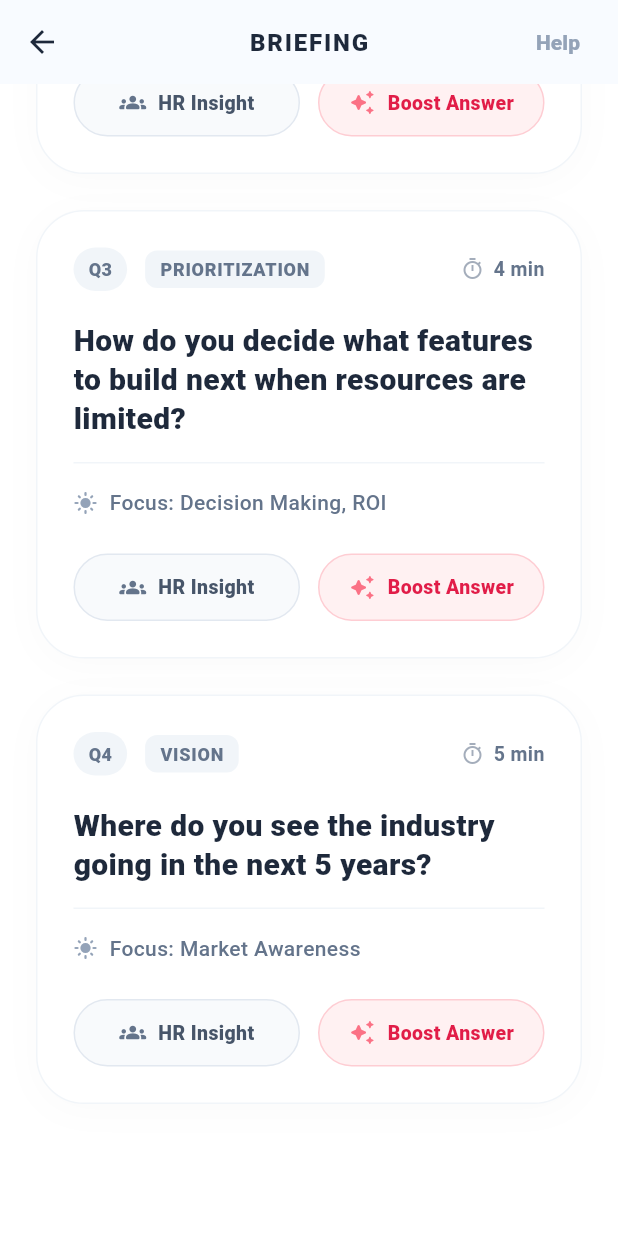
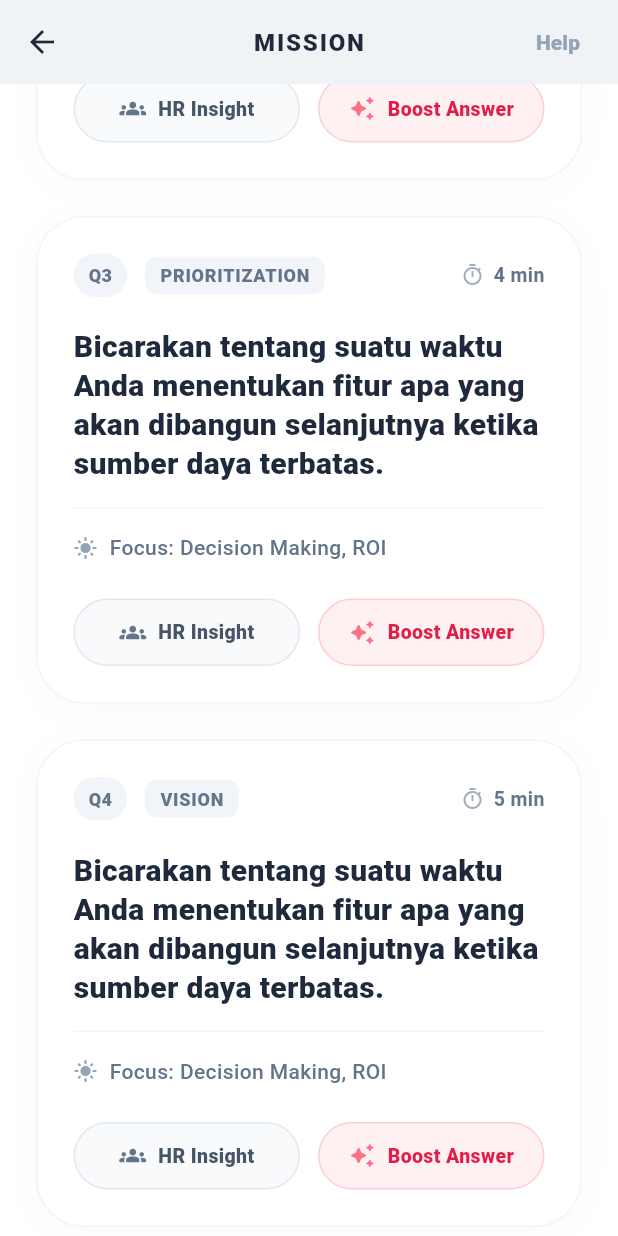
Before and after one commit to BacotAI/bacot-ai-mobile, a Flutter app: the MissionBriefingPage screen opened by its route, scrolled down 753 dp, on a phone screen of 412 x 824 dp. Run offline on Flutter 3.47's test engine with Material 3 defaults, Android fonts, the phone set to English and light mode, and no system bars; our stand-ins replace animated_text_kit, auto_route, cached_network_image, camera, confetti, dio and 11 more; missing offline and left inert: audio_waveforms, ffmpeg_kit_flutter_new, google_mlkit_commons, google_mlkit_face_detection, google_mlkit_image_labeling, google_mlkit_object_detection and 3 more; accounts and stored records are empty; network calls fail.

Commit message:
feat: Implement briefing question settings and localize mission briefing content and UI.

```diff
--- a/lib/app/router/app_router.dart
+++ b/lib/app/router/app_router.dart
@@ -6,6 +6,9 @@ import 'package:smart_interview_ai/app/router/auth_guard.dart';
 class AppRouter extends RootStackRouter {
   final AuthGuard authGuard;
   AppRouter(this.authGuard);
+
+  @override
+  RouteType get defaultRouteType => const RouteType.cupertino();
 
   @override
   List<AutoRoute> get routes => [
--- a/lib/features/pre_interview/presentation/pages/mission_briefing_page.dart
+++ b/lib/features/pre_interview/presentation/pages/mission_briefing_page.dart
@@ -1,5 +1,6 @@
 import 'package:auto_route/auto_route.dart';
 import 'package:flutter/material.dart';
+import 'package:smart_interview_ai/core/utils/sizes.dart';
 import '../widgets/mission_question_card.dart';
 import '../widgets/mission_help_bottom_sheet.dart';
 
@@ -19,7 +20,7 @@ class MissionBriefingPage extends StatelessWidget {
           onPressed: () => context.router.back(),
         ),
         title: const Text(
-          'BRIEFING',
+          'MISSION',
           style: TextStyle(
             color: Color(0xFF1E293B),
             fontWeight: FontWeight.w900,
@@ -48,41 +49,8 @@ class MissionBriefingPage extends StatelessWidget {
         child: Column(
           crossAxisAlignment: CrossAxisAlignment.start,
           children: [
-            Row(
-              children: [
-                Container(
-                  padding: const EdgeInsets.symmetric(
-                    horizontal: 12,
-                    vertical: 6,
-                  ),
-                  decoration: BoxDecoration(
-                    color: const Color(0xFFEEF2FF),
-                    borderRadius: BorderRadius.circular(100),
-                    border: Border.all(color: const Color(0xFFE0E7FF)),
-                  ),
-                  child: const Text(
-                    'STEP 2 OF 3',
-                    style: TextStyle(
-                      color: Color(0xFF6366F1),
-                      fontWeight: FontWeight.w900,
-                      fontSize: 11,
-                    ),
-                  ),
-                ),
-                const SizedBox(width: 12),
-                const Text(
-                  'Product Manager Role',
-                  style: TextStyle(
-                    color: Color(0xFF94A3B8),
-                    fontWeight: FontWeight.w700,
-                    fontSize: 13,
-                  ),
-                ),
-              ],
-            ),
-            const SizedBox(height: 20),
             const Text(
-              'Mission Briefing',
+              'Pertanyaan',
               style: TextStyle(
                 fontSize: 36,
                 fontWeight: FontWeight.w900,
@@ -90,7 +58,7 @@ class MissionBriefingPage extends StatelessWidget {
                 letterSpacing: -1,
               ),
             ),
-            const SizedBox(height: 12),
+            const SizedBox(height: SizesApp.margin),
             RichText(
               text: TextSpan(
                 style: const TextStyle(
@@ -102,7 +70,7 @@ class MissionBriefingPage extends StatelessWidget {
                 children: [
                   const TextSpan(
                     text:
-                        'Review your questions before the timer starts. Use the ',
+                        'Perhatikan pertanyaanmu sebelum waktu dimulai. Gunakan ',
                   ),
                   TextSpan(
                     text: 'STAR method',
@@ -111,9 +79,7 @@ class MissionBriefingPage extends StatelessWidget {
                       fontWeight: FontWeight.w800,
                     ),
                   ),
-                  const TextSpan(
-                    text: ' to structure your answers effectively.',
-                  ),
+                  const TextSpan(text: ' untuk hasil jawaban yang memuaskan.'),
                 ],
               ),
             ),
@@ -124,8 +90,8 @@ class MissionBriefingPage extends StatelessWidget {
               duration: '3 min',
               isActive: true,
               question:
-                  'Tell me about a time you handled a conflict with a coworker.',
-              focus: 'Conflict Resolution, Empathy',
+                  'Bicarakan tentang suatu waktu Anda mengatasi konflik dengan seorang rekan kerja.',
+              focus: 'Penyelesaian Konflik, Empati',
             ),
             MissionQuestionCard(
               questionNumber: 'Q2',
@@ -134,7 +100,7 @@ class MissionBriefingPage extends StatelessWidget {
               categoryBgColor: const Color(0xFFF1F5F9),
               categoryColor: const Color(0xFF64748B),
               question:
-                  'Describe a product you managed that failed to meet expectations.',
+                  'Bicarakan tentang suatu produk yang Anda manajemen yang tidak memenuhi harapan.',
               focus: 'Retrospective, Learning',
             ),
             MissionQuestionCard(
@@ -144,7 +110,7 @@ class MissionBriefingPage extends StatelessWidget {
               categoryBgColor: const Color(0xFFF1F5F9),
               categoryColor: const Color(0xFF64748B),
               question:
-                  'How do you decide what features to build next when resources are limited?',
+                  'Bicarakan tentang suatu waktu Anda menentukan fitur apa yang akan dibangun selanjutnya ketika sumber daya terbatas.',
               focus: 'Decision Making, ROI',
             ),
             MissionQuestionCard(
@@ -154,8 +120,8 @@ class MissionBriefingPage extends StatelessWidget {
               categoryBgColor: const Color(0xFFF1F5F9),
               categoryColor: const Color(0xFF64748B),
               question:
-                  'Where do you see the industry going in the next 5 years?',
-              focus: 'Market Awareness',
+                  'Bicarakan tentang suatu waktu Anda menentukan fitur apa yang akan dibangun selanjutnya ketika sumber daya terbatas.',
+              focus: 'Decision Making, ROI',
             ),
             const SizedBox(height: 40),
           ],
--- a/lib/features/pre_interview/presentation/widgets/mission_question_card.dart
+++ b/lib/features/pre_interview/presentation/widgets/mission_question_card.dart
@@ -30,21 +30,8 @@ class MissionQuestionCard extends StatelessWidget {
       decoration: BoxDecoration(
         color: Colors.white,
         borderRadius: BorderRadius.circular(32),
-        border: isActive
-            ? Border.all(
-                color: const Color(0xFF6366F1).withAlpha(100),
-                width: 2,
-              )
-            : Border.all(color: const Color(0xFFF1F5F9), width: 1),
-        boxShadow: isActive
-            ? [
-                BoxShadow(
-                  color: const Color(0xFF6366F1).withAlpha(20),
-                  blurRadius: 30,
-                  offset: const Offset(0, 10),
-                ),
-              ]
-            : [
+        border: Border.all(color: const Color(0xFFF1F5F9), width: 1),
+        boxShadow: [
           BoxShadow(
             color: Colors.black.withAlpha(5),
             blurRadius: 20,
```
Also changed, not shown: lib/app/app.dart (+9 -5 lines), lib/core/config/app_theme.dart (+11 -10 lines), lib/features/pre_interview/presentation/pages/interview_briefing_page.dart (+6 -2 lines), lib/features/pre_interview/presentation/widgets/briefing_card.dart (+89 -48 lines), lib/features/pre_interview/presentation/widgets/briefing_question_setting_bottom_sheet.dart (added, +224 -0 lines). Lines whose indentation alone changed are shown as unchanged.
